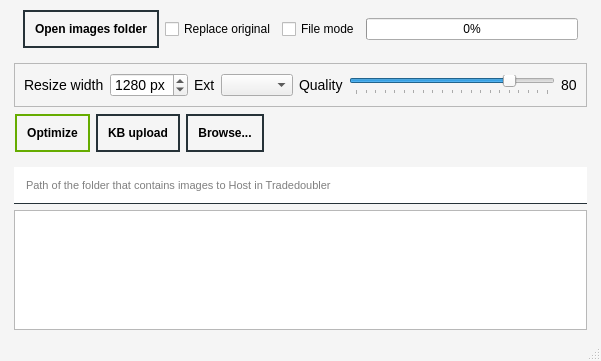
Before: the Qt Designer form look.ui in Timmyway/image-optimizer, drawn with Qt 5.
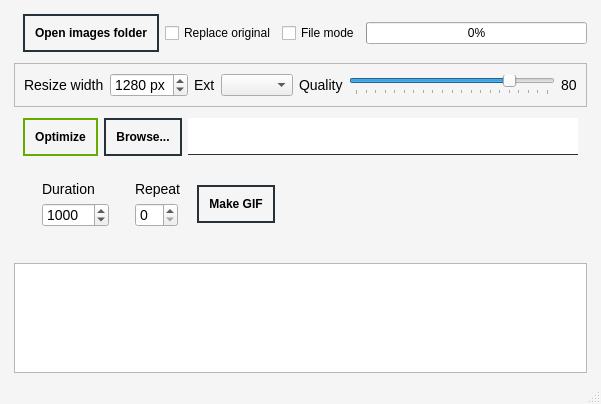
After: the same form once the commit is applied.

```diff
--- a/look.ui
+++ b/look.ui
@@ -7,7 +7,7 @@
     <x>0</x>
     <y>0</y>
     <width>601</width>
-    <height>361</height>
+    <height>404</height>
    </rect>
   </property>
   <property name="windowTitle">
@@ -103,20 +103,14 @@
       <property name="bottomMargin">
        <number>0</number>
       </property>
-      <item row="3" column="0" alignment="Qt::AlignLeft">
-       <widget class="QFrame" name="hFrameAction">
-        <property name="sizePolicy">
-         <sizepolicy hsizetype="Preferred" vsizetype="Fixed">
-          <horstretch>0</horstretch>
-          <verstretch>0</verstretch>
-         </sizepolicy>
-        </property>
-        <layout class="QHBoxLayout" name="horizontalLayout">
-         <property name="leftMargin">
-          <number>1</number>
-         </property>
+      <item row="2" column="0">
+       <widget class="QFrame" name="hFrameOption3">
+        <layout class="QHBoxLayout" name="horizontalLayout_7">
          <property name="topMargin">
-          <number>1</number>
+          <number>5</number>
+         </property>
+         <property name="bottomMargin">
+          <number>5</number>
          </property>
          <item>
           <widget class="QPushButton" name="btnOptimize">
@@ -131,19 +125,6 @@
            </property>
           </widget>
          </item>
-         <item>
-          <widget class="QPushButton" name="btnKbUpload">
-           <property name="sizePolicy">
-            <sizepolicy hsizetype="Maximum" vsizetype="Fixed">
-             <horstretch>0</horstretch>
-             <verstretch>0</verstretch>
-            </sizepolicy>
-           </property>
-           <property name="text">
-            <string>KB upload</string>
-           </property>
-          </widget>
-         </item>
          <item>
           <widget class="QPushButton" name="btnBrowseImageFolder">
            <property name="sizePolicy">
@@ -158,9 +139,9 @@
           </widget>
          </item>
          <item>
-          <widget class="QFrame" name="horizontalFrame">
+          <widget class="QLineEdit" name="formImageFolder">
            <property name="sizePolicy">
-            <sizepolicy hsizetype="Fixed" vsizetype="Fixed">
+            <sizepolicy hsizetype="Expanding" vsizetype="Fixed">
              <horstretch>0</horstretch>
              <verstretch>0</verstretch>
             </sizepolicy>
@@ -175,50 +156,93 @@
         </layout>
        </widget>
       </item>
-      <item row="6" column="0">
-       <layout class="QGridLayout" name="gridLayout">
-        <property name="bottomMargin">
-         <number>0</number>
+      <item row="0" column="0">
+       <widget class="QFrame" name="hFrameOption1">
+        <property name="sizePolicy">
+         <sizepolicy hsizetype="Preferred" vsizetype="Fixed">
+          <horstretch>0</horstretch>
+          <verstretch>0</verstretch>
+         </sizepolicy>
         </property>
-        <item row="0" column="0">
-         <widget class="QLineEdit" name="formImageFolder">
-          <property name="sizePolicy">
-           <sizepolicy hsizetype="Preferred" vsizetype="Minimum">
-            <horstretch>0</horstretch>
-            <verstretch>0</verstretch>
-           </sizepolicy>
-          </property>
-          <property name="placeholderText">
-           <string>Path of the folder that contains images to Host in Tradedoubler</string>
-          </property>
-          <property name="clearButtonEnabled">
-           <bool>true</bool>
-          </property>
-         </widget>
-        </item>
-        <item row="1" column="0">
-         <widget class="QListWidget" name="listWidgetImages">
-          <property name="sizeAdjustPolicy">
-           <enum>QAbstractScrollArea::AdjustIgnored</enum>
-          </property>
-          <property name="tabKeyNavigation">
-           <bool>true</bool>
-          </property>
-          <property name="dragDropMode">
-           <enum>QAbstractItemView::DragDrop</enum>
-          </property>
-          <property name="selectionMode">
-           <enum>QAbstractItemView::MultiSelection</enum>
-          </property>
-          <property name="flow">
-           <enum>QListView::TopToBottom</enum>
-          </property>
-          <property name="resizeMode">
-           <enum>QListView::Adjust</enum>
-          </property>
-         </widget>
-        </item>
-       </layout>
+        <layout class="QHBoxLayout" name="horizontalLayout_3">
+         <property name="topMargin">
+          <number>5</number>
+         </property>
+         <property name="rightMargin">
+          <number>0</number>
+         </property>
+         <property name="bottomMargin">
+          <number>5</number>
+         </property>
+         <item>
+          <widget class="QPushButton" name="btnBrowseFolder">
+           <property name="text">
+            <string>Open images folder</string>
+           </property>
+          </widget>
+         </item>
+         <item>
+          <widget class="QCheckBox" name="chkReplaceSource">
+           <property name="text">
+            <string>Replace original</string>
+           </property>
+           <property name="checked">
+            <bool>false</bool>
+           </property>
+          </widget>
+         </item>
+         <item>
+          <widget class="QCheckBox" name="chkFileMode">
+           <property name="text">
+            <string>File mode</string>
+           </property>
+           <property name="checked">
+            <bool>false</bool>
+           </property>
+          </widget>
+         </item>
+         <item>
+          <widget class="QProgressBar" name="progressBar">
+           <property name="value">
+            <number>0</number>
+           </property>
+           <property name="textVisible">
+            <bool>true</bool>
+           </property>
+           <property name="orientation">
+            <enum>Qt::Horizontal</enum>
+           </property>
+           <property name="invertedAppearance">
+            <bool>false</bool>
+           </property>
+           <property name="textDirection">
+            <enum>QProgressBar::TopToBottom</enum>
+           </property>
+          </widget>
+         </item>
+        </layout>
+       </widget>
+      </item>
+      <item row="5" column="0" alignment="Qt::AlignLeft">
+       <widget class="QFrame" name="hFrameAction">
+        <property name="sizePolicy">
+         <sizepolicy hsizetype="Preferred" vsizetype="Fixed">
+          <horstretch>0</horstretch>
+          <verstretch>0</verstretch>
+         </sizepolicy>
+        </property>
+        <layout class="QHBoxLayout" name="horizontalLayout">
+         <property name="leftMargin">
+          <number>1</number>
+         </property>
+         <property name="topMargin">
+          <number>5</number>
+         </property>
+         <property name="bottomMargin">
+          <number>5</number>
+         </property>
+        </layout>
+       </widget>
       </item>
       <item row="1" column="0">
        <layout class="QHBoxLayout" name="hLayoutOptions_2">
@@ -345,62 +369,147 @@
         </item>
        </layout>
       </item>
-      <item row="0" column="0">
-       <widget class="QFrame" name="hFrameOption1">
-        <property name="sizePolicy">
-         <sizepolicy hsizetype="Preferred" vsizetype="Fixed">
-          <horstretch>0</horstretch>
-          <verstretch>0</verstretch>
-         </sizepolicy>
+      <item row="6" column="0">
+       <widget class="QListWidget" name="listWidgetImages">
+        <property name="sizeAdjustPolicy">
+         <enum>QAbstractScrollArea::AdjustIgnored</enum>
         </property>
-        <layout class="QHBoxLayout" name="horizontalLayout_3">
+        <property name="tabKeyNavigation">
+         <bool>true</bool>
+        </property>
+        <property name="dragDropMode">
+         <enum>QAbstractItemView::DragDrop</enum>
+        </property>
+        <property name="defaultDropAction">
+         <enum>Qt::MoveAction</enum>
+        </property>
+        <property name="selectionMode">
+         <enum>QAbstractItemView::ExtendedSelection</enum>
+        </property>
+        <property name="movement">
+         <enum>QListView::Free</enum>
+        </property>
+        <property name="flow">
+         <enum>QListView::TopToBottom</enum>
+        </property>
+        <property name="resizeMode">
+         <enum>QListView::Adjust</enum>
+        </property>
+       </widget>
+      </item>
+      <item row="3" column="0">
+       <widget class="QFrame" name="horizontalFrame">
+        <layout class="QHBoxLayout" name="horizontalLayout_5">
          <property name="topMargin">
+          <number>5</number>
+         </property>
+         <property name="rightMargin">
           <number>1</number>
          </property>
-         <item>
-          <widget class="QPushButton" name="btnBrowseFolder">
-           <property name="text">
-            <string>Open images folder</string>
-           </property>
-          </widget>
-         </item>
-         <item>
-          <widget class="QCheckBox" name="chkReplaceSource">
-           <property name="text">
-            <string>Replace original</string>
-           </property>
-           <property name="checked">
-            <bool>false</bool>
-           </property>
-          </widget>
-         </item>
-         <item>
-          <widget class="QCheckBox" name="chkFileMode">
-           <property name="text">
-            <string>File mode</string>
-           </property>
-           <property name="checked">
-            <bool>false</bool>
-           </property>
-          </widget>
-         </item>
-         <item>
-          <widget class="QProgressBar" name="progressBar">
-           <property name="value">
-            <number>0</number>
-           </property>
-           <property name="textVisible">
-            <bool>true</bool>
-           </property>
-           <property name="orientation">
-            <enum>Qt::Horizontal</enum>
-           </property>
-           <property name="invertedAppearance">
-            <bool>false</bool>
-           </property>
-           <property name="textDirection">
-            <enum>QProgressBar::TopToBottom</enum>
-           </property>
+         <property name="bottomMargin">
+          <number>5</number>
+         </property>
+         <item alignment="Qt::AlignLeft">
+          <widget class="QFrame" name="makeGifFrame">
+           <layout class="QGridLayout" name="gridLayout_3">
+            <property name="sizeConstraint">
+             <enum>QLayout::SetDefaultConstraint</enum>
+            </property>
+            <item row="2" column="2">
+             <layout class="QVBoxLayout" name="verticalLayout">
+              <property name="leftMargin">
+               <number>10</number>
+              </property>
+              <property name="rightMargin">
+               <number>10</number>
+              </property>
+              <item>
+               <widget class="QLabel" name="labelMakeGifDuration">
+                <property name="sizePolicy">
+                 <sizepolicy hsizetype="Maximum" vsizetype="Preferred">
+                  <horstretch>0</horstretch>
+                  <verstretch>0</verstretch>
+                 </sizepolicy>
+                </property>
+                <property name="text">
+                 <string>Duration</string>
+                </property>
+               </widget>
+              </item>
+              <item>
+               <widget class="QSpinBox" name="spinBoxMakeGifDuration">
+                <property name="sizePolicy">
+                 <sizepolicy hsizetype="Maximum" vsizetype="Fixed">
+                  <horstretch>0</horstretch>
+                  <verstretch>0</verstretch>
+                 </sizepolicy>
+                </property>
+                <property name="minimum">
+                 <number>10</number>
+                </property>
+                <property name="maximum">
+                 <number>60000</number>
+                </property>
+                <property name="singleStep">
+                 <number>50</number>
+                </property>
+                <property name="value">
+                 <number>1000</number>
+                </property>
+               </widget>
+              </item>
+             </layout>
+            </item>
+            <item row="2" column="6">
+             <widget class="QPushButton" name="btnMakeGif">
+              <property name="sizePolicy">
+               <sizepolicy hsizetype="Maximum" vsizetype="Fixed">
+                <horstretch>0</horstretch>
+                <verstretch>0</verstretch>
+               </sizepolicy>
+              </property>
+              <property name="text">
+               <string>Make GIF</string>
+              </property>
+             </widget>
+            </item>
+            <item row="2" column="3">
+             <layout class="QVBoxLayout" name="verticalLayout_2">
+              <property name="leftMargin">
+               <number>10</number>
+              </property>
+              <property name="rightMargin">
+               <number>10</number>
+              </property>
+              <item>
+               <widget class="QLabel" name="labelMakeGifRepeat">
+                <property name="sizePolicy">
+                 <sizepolicy hsizetype="Maximum" vsizetype="Preferred">
+                  <horstretch>0</horstretch>
+                  <verstretch>0</verstretch>
+                 </sizepolicy>
+                </property>
+                <property name="text">
+                 <string>Repeat</string>
+                </property>
+               </widget>
+              </item>
+              <item>
+               <widget class="QSpinBox" name="spinBoxMakeGifRepeat">
+                <property name="sizePolicy">
+                 <sizepolicy hsizetype="Maximum" vsizetype="Fixed">
+                  <horstretch>0</horstretch>
+                  <verstretch>0</verstretch>
+                 </sizepolicy>
+                </property>
+                <property name="maximum">
+                 <number>10</number>
+                </property>
+               </widget>
+              </item>
+             </layout>
+            </item>
+           </layout>
           </widget>
          </item>
         </layout>
```
Left out of the diff: 5 changed lines with no effect on the pictures.
